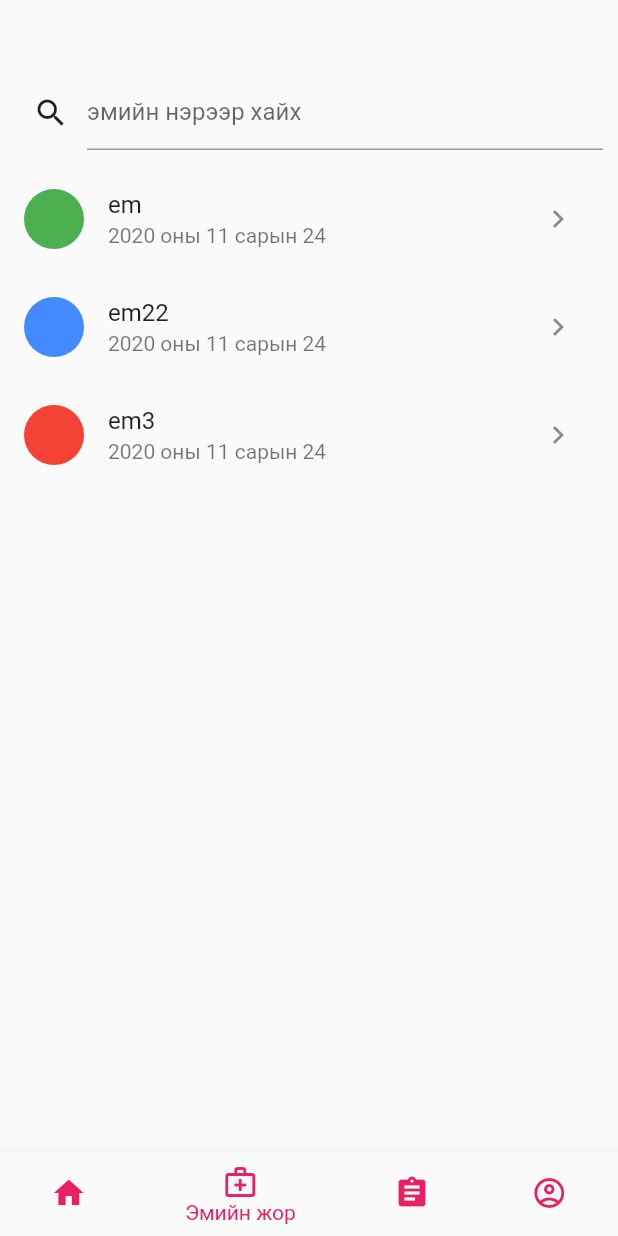
After one commit to Gerlee01/MiniMedApp, a Flutter app: the TabsScreen screen opened by its route, item 2 of the bottom bar chosen, after a tap on the "search" icon, on a phone screen of 412 x 824 dp. The commit adds this screen. Run offline on Flutter 3.47's test engine with Material 2 defaults, Android fonts, the phone set to English and light mode, and no system bars; network calls fail.

Commit message:
yuch gesen hadgalchi

```diff
--- /dev/null
+++ b/lib/entity/Prescription.dart
@@ -0,0 +1,31 @@
+class Prescription {
+  final BigInt id; //Давхардахгүй дугаар
+  final BigInt patientID; //Өвчтөний дугаар
+  final BigInt hospitalID; //Эмнэлгийн дугаар
+  final String pillName; //Эмийн нэр
+  final String guide; //Эм хэрэглэх заавар
+  final String doctorFullName; //Жор бичсэн эмчийн бүтэн нэр
+  final String doctorWorkPlace; //Жор бичсэн эмчийн ажлын байрны нэршил
+  final String doctorRegNum; //Жор бичсэн эмчийн регистрийн дугаар
+  final Type type; //Эмийн төрөл
+  final DateTime created; //Цаг өгөгдсөн огноо
+
+  Prescription({
+    this.id,
+    this.patientID,
+    this.hospitalID,
+    this.pillName,
+    this.guide,
+    this.doctorFullName,
+    this.doctorWorkPlace,
+    this.doctorRegNum,
+    this.type,
+    this.created,
+  });
+}
+
+enum Type {
+  normal, //Энгийн
+  setgets, //Сэтгэцэд нөлөөт
+  mansuuruulah, //Мансууруулах
+}
--- a/lib/entity/User.dart
+++ b/lib/entity/User.dart
@@ -1,7 +1,7 @@
 import 'package:flutter/foundation.dart';
 
 class User {
-  int id;
+  BigInt id;
   String uuid;
   String parentUuid;
   final String username;
--- /dev/null
+++ b/lib/screens/home_screen.dart
@@ -0,0 +1,24 @@
+import 'package:flutter/material.dart';
+
+class HomeScreen extends StatelessWidget {
+  @override
+  Widget build(BuildContext context) {
+    return Column(
+      crossAxisAlignment: CrossAxisAlignment.end,
+      children: <Widget>[
+        IconButton(
+          icon: Icon(Icons.notifications),
+          onPressed: () {},
+        ),
+        Column(
+          children: <Widget>[
+            Image.network(
+                "https://cdn.pixabay.com/photo/2018/03/31/19/29/schnitzel-3279045_1280.jpg"),
+            Image.network(
+                "https://cdn.pixabay.com/photo/2018/03/31/19/29/schnitzel-3279045_1280.jpg"),
+          ],
+        ),
+      ],
+    );
+  }
+}
--- /dev/null
+++ b/lib/screens/pill_screen.dart
@@ -0,0 +1,116 @@
+import 'package:flutter/material.dart';
+import 'package:intl/intl.dart';
+
+import '../entity/Prescription.dart';
+import '../screens/pill_detail.dart';
+
+class PillScreen extends StatelessWidget {
+  final List<Prescription> pills = [
+    Prescription(
+      id: BigInt.one,
+      patientID: BigInt.one,
+      hospitalID: BigInt.one,
+      pillName: 'em',
+      guide: 'haha',
+      doctorFullName: 'doctor name',
+      doctorWorkPlace: 'emch',
+      doctorRegNum: 'yu12354678',
+      type: Type.normal,
+      created: DateTime.now(),
+    ),
+    Prescription(
+      id: BigInt.two,
+      patientID: BigInt.two,
+      hospitalID: BigInt.two,
+      pillName: 'em22',
+      guide: 'haha',
+      doctorFullName: 'doctor name',
+      doctorWorkPlace: 'emch',
+      doctorRegNum: 'yu12354678',
+      type: Type.setgets,
+      created: DateTime.now(),
+    ),
+    Prescription(
+      id: BigInt.from(6),
+      patientID: BigInt.from(6),
+      hospitalID: BigInt.from(6),
+      pillName: 'em3',
+      guide: 'haha',
+      doctorFullName: 'doctor name',
+      doctorWorkPlace: 'emch',
+      doctorRegNum: 'yu12354678',
+      type: Type.mansuuruulah,
+      created: DateTime.now(),
+    ),
+  ];
+
+  final _searchController = TextEditingController();
+
+  @override
+  Widget build(BuildContext context) {
+    return Container(
+      child: Column(
+        children: <Widget>[
+          Container(
+            height: 50,
+            margin: EdgeInsets.only(
+              top: 50,
+              right: 10,
+              left: 10,
+              bottom: 10,
+            ),
+            child: Row(
+              children: <Widget>[
+                IconButton(
+                  icon: Icon(Icons.search),
+                  onPressed: () {},
+                ),
+                Expanded(
+                  child: TextField(
+                    decoration: InputDecoration(labelText: 'эмийн нэрээр хайх'),
+                    controller: _searchController,
+                  ),
+                ),
+              ],
+            ),
+          ),
+          Expanded(
+            child: ListView.builder(
+              itemCount: pills.length,
+              itemBuilder: (ctx, index) {
+                return ListTile(
+                  leading: CircleAvatar(
+                    radius: 20,
+                    backgroundColor: _chooseLeadingColor(pills[index].type),
+                  ),
+                  title: Text(pills[index].pillName),
+                  subtitle: Text(DateFormat('yyyy оны MM сарын dd')
+                      .format(pills[index].created)),
+                  trailing: IconButton(
+                    icon: Icon(Icons.keyboard_arrow_right),
+                    onPressed: () {
+                      Navigator.of(context).pushNamed(PillDetail.routeName);
+                    },
+                  ),
+                );
+              },
+            ),
+          ),
+        ],
+      ),
+    );
+  }
+
+  Color _chooseLeadingColor(Type type) {
+    switch (type) {
+      case Type.normal:
+        return Colors.green;
+      case Type.setgets:
+        return Colors.blueAccent;
+      case Type.mansuuruulah:
+        return Colors.red;
+      default:
+        return Colors.white54;
+    }
+  }
+}
--- /dev/null
+++ b/lib/screens/tabs_screen.dart
@@ -0,0 +1,79 @@
+import 'package:flutter/material.dart';
+
+import './history_screen.dart';
+import './home_screen.dart';
+import './pill_screen.dart';
+import './profile_screen.dart';
+
+class TabsScreen extends StatefulWidget {
+  static const routeName = '/tabs_screen';
+
+  @override
+  _TabsScreenState createState() => _TabsScreenState();
+}
+
+class _TabsScreenState extends State<TabsScreen> {
+  List<Map<String, Object>> _pages; //нүүр хуудсан дээр солигдох дэлгэцүүд
+  int _selectPageIndex = 0;
+
+  @override
+  void initState() {
+    _pages = [
+      {
+        'page': HomeScreen(),
+        'title': 'Нүүр хуудас',
+      },
+      {
+        'page': PillScreen(),
+        'title': 'Эмийн жор',
+      },
+      {
+        'page': HistoryScreen(),
+        'title': 'Түүх',
+      },
+      {
+        'page': ProfileScreen(),
+        'title': 'Профайл',
+      },
+    ];
+    super.initState();
+  }
+
+  void _selectPage(int index) {
+    setState(() {
+      _selectPageIndex = index;
+    });
+  }
+
+  @override
+  Widget build(BuildContext context) {
+    return Scaffold(
+      body: _pages[_selectPageIndex]['page'],
+      bottomNavigationBar: BottomNavigationBar(
+        onTap: _selectPage,
+        unselectedItemColor: Theme.of(context).primaryColor,
+        selectedItemColor: Theme.of(context).accentColor,
+        currentIndex: _selectPageIndex,
+        type: BottomNavigationBarType.shifting,
+        items: [
+          BottomNavigationBarItem(
+            icon: Icon(Icons.home),
+            title: Text("Нүүр"),
+          ),
+          BottomNavigationBarItem(
+            icon: Icon(Icons.medical_services_outlined),
+            title: Text("Эмийн жор"),
+          ),
+          BottomNavigationBarItem(
+            icon: Icon(Icons.assignment),
+            title: Text("Түүх"),
+          ),
+          BottomNavigationBarItem(
+            icon: Icon(Icons.account_circle_outlined),
+            title: Text("Профайл"),
+          ),
+        ],
+      ),
+    );
+  }
+}
--- a/lib/util/MConstants.dart
+++ b/lib/util/MConstants.dart
@@ -1,6 +1,6 @@
 class MConstants {
   static final String mainService =
-      "http://192.168.1.102:4005/api"; //Үндсэн service
+      "http://192.168.42.247:4005/api"; //Үндсэн service
 
   static String token = ""; //token
 
--- a/pubspec.yaml
+++ b/pubspec.yaml
@@ -23,6 +23,7 @@ environment:
 dependencies:
   flutter:
     sdk: flutter
+  intl: ^0.16.1
 
 
   # The following adds the Cupertino Icons font to your application.
```
Also changed, not shown: lib/component/user/view/UserView.dart (deleted, +0 -14 lines), lib/entity/History.dart (added, +41 -0 lines), lib/main.dart (+10 -41 lines), lib/screens/history_screen.dart (added, +41 -0 lines), lib/screens/login_screen.dart (added, +49 -0 lines), lib/screens/pill_detail.dart (added, +11 -0 lines), lib/screens/profile_screen.dart (added, +12 -0 lines), lib/widgets/history_item.dart (added, +42 -0 lines), pubspec.lock, 3 other files.
